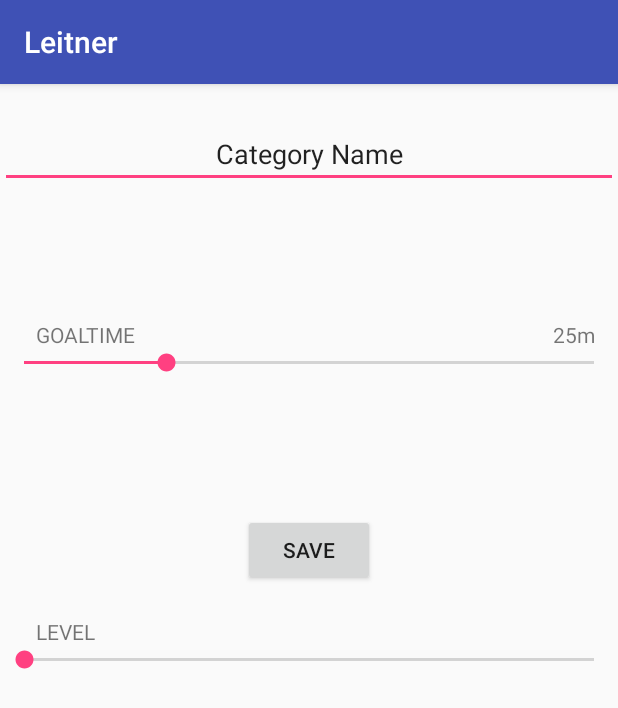
After one commit to AWEEKJ/Leitner, an Android app: the AddCategoryActivity screen opened directly, with no data from a screen before it, on a phone screen of 412 x 824 dp. The commit adds this screen. Shown: the top 708 px of the screen. Run offline under Robolectric (Android 15) with nearby library versions, the phone set to English and light mode, and no system bars.

Commit message:
Add AddCategoryActivity when clicked add button in Main

```diff
--- /dev/null
+++ b/app/src/main/java/com/uos/leitner/AddCategoryActivity.java
@@ -0,0 +1,85 @@
+package com.uos.leitner;
+
+
+import android.content.Intent;
+import android.os.Bundle;
+import android.support.annotation.Nullable;
+import android.support.v7.app.AppCompatActivity;
+import android.text.Editable;
+import android.view.View;
+import android.widget.Button;
+import android.widget.EditText;
+import android.widget.SeekBar;
+import android.widget.TextView;
+
+import com.uos.leitner.helper.DatabaseHelper;
+import com.uos.leitner.model.Category;
+
+/**
+ * Created by HANJU on 2016. 11. 10..
+ */
+
+public class AddCategoryActivity extends AppCompatActivity {
+
+    private DatabaseHelper db;
+    private EditText categoryNameET;
+    private SeekBar goalTimeSB;
+    private TextView goalTimeTV;
+    private Button saveBTN;
+
+    private Intent intent;
+
+    @Override
+    protected void onCreate(@Nullable Bundle savedInstanceState) {
+        super.onCreate(savedInstanceState);
+        setContentView(R.layout.activity_add_category);
+
+        intent = new Intent(this, MainActivity.class);
+
+        db = new DatabaseHelper(this);
+
+        categoryNameET = (EditText) findViewById(R.id.categoryNameEditText);
+        goalTimeSB = (SeekBar) findViewById(R.id.goalTimeSeekBar);
+        goalTimeSB.setProgress(25);     // 초기값으로 25분
+        goalTimeTV = (TextView) findViewById(R.id.goalTimeValueTextView);
+        goalTimeTV.setText(String.valueOf(goalTimeSB.getProgress()));
+        saveBTN = (Button) findViewById(R.id.saveButton);
+
+        goalTimeSB.setOnSeekBarChangeListener(new SeekBar.OnSeekBarChangeListener(){
+            @Override
+            public void onProgressChanged(SeekBar seekBar, int progress, boolean b) {
+                goalTimeTV.setText(String.valueOf(progress));
+            }
+
+            @Override
+            public void onStartTrackingTouch(SeekBar seekBar) {
+
+            }
+
+            @Override
+            public void onStopTrackingTouch(SeekBar seekBar) {
+                goalTimeTV.setText(goalTimeTV.getText());
+            }
+        });
+
+        saveBTN.setOnClickListener(new View.OnClickListener() {
+            @Override
+            public void onClick(View view) {
+
+                String categoryName = String.valueOf(categoryNameET.getText());
+                int level = 5;
+                int goalTime = goalTimeSB.getProgress();
+
+                Category newCategory = new Category(categoryName, level, goalTime);
+                db.createCategory(newCategory);
+
+                finish();
+                startActivity(intent);
+            }
+
+        });
+
+
+
+    }
+}
--- /dev/null
+++ b/app/src/main/res/layout/activity_add_category.xml
@@ -0,0 +1,96 @@
+<?xml version="1.0" encoding="utf-8"?>
+<RelativeLayout
+    xmlns:android="http://schemas.android.com/apk/res/android"
+    android:layout_width="match_parent"
+    android:layout_height="match_parent">
+
+    <EditText
+        android:layout_width="match_parent"
+        android:layout_height="wrap_content"
+        android:inputType="textPersonName"
+        android:text="Category Name"
+        android:ems="10"
+        android:layout_marginTop="24dp"
+        android:id="@+id/categoryNameEditText"
+        android:layout_alignParentTop="true"
+        android:layout_centerHorizontal="true"
+        android:gravity="center"/>
+
+
+    <LinearLayout
+        android:layout_width="wrap_content"
+        android:layout_height="wrap_content"
+        android:layout_marginEnd="15dp"
+        android:layout_alignTop="@+id/goalTimeTextView"
+        android:layout_alignParentEnd="true">
+
+        <TextView
+            android:text=""
+            android:layout_width="wrap_content"
+            android:layout_height="wrap_content"
+            android:layout_alignBottom="@+id/goalTimeTextView"
+            android:layout_alignEnd="@+id/categoryNameEditText"
+            android:id="@+id/goalTimeValueTextView" />
+
+        <TextView
+            android:text="m"
+            android:layout_width="wrap_content"
+            android:layout_height="wrap_content"
+            android:layout_alignBottom="@+id/goalTimeTextView"
+            android:layout_alignEnd="@+id/categoryNameEditText"
+            android:id="@+id/minutesUnitTextView" />
+
+    </LinearLayout>
+
+    <TextView
+        android:text="GOALTIME"
+        android:layout_width="wrap_content"
+        android:layout_height="wrap_content"
+        android:layout_marginBottom="18dp"
+        android:id="@+id/goalTimeTextView"
+        android:layout_alignBottom="@+id/goalTimeSeekBar"
+        android:layout_alignParentStart="true"
+        android:layout_marginStart="24dp" />
+
+    <SeekBar
+        android:layout_height="wrap_content"
+        android:layout_marginTop="107dp"
+        android:id="@+id/goalTimeSeekBar"
+        android:layout_width="match_parent"
+        android:layout_below="@+id/categoryNameEditText" />
+
+    <Button
+        android:text="Save"
+        android:layout_width="wrap_content"
+        android:layout_height="wrap_content"
+        android:layout_below="@+id/goalTimeSeekBar"
+        android:layout_centerHorizontal="true"
+        android:layout_marginTop="92dp"
+        android:id="@+id/saveButton" />
+
+    <SeekBar
+        android:layout_height="wrap_content"
+        android:id="@+id/levelSeekBar"
+        android:layout_width="match_parent"
+        android:layout_centerVertical="true"
+        android:layout_alignParentStart="true" />
+
+    <TextView
+        android:text="LEVEL"
+        android:layout_width="wrap_content"
+        android:layout_height="wrap_content"
+        android:layout_marginBottom="18dp"
+        android:id="@+id/levelTextView"
+        android:layout_alignBottom="@+id/levelSeekBar"
+        android:layout_alignParentStart="true"
+        android:layout_marginStart="24dp" />
+
+    <TextView
+        android:text=""
+        android:layout_width="wrap_content"
+        android:layout_height="wrap_content"
+        android:id="@+id/levelValueTextView"
+        android:layout_above="@+id/levelSeekBar"
+        android:layout_alignEnd="@+id/categoryNameEditText" />
+
+</RelativeLayout>
--- a/app/src/main/res/values/arrays.xml
+++ b/app/src/main/res/values/arrays.xml
@@ -1,7 +1,7 @@
 <?xml version="1.0" encoding="utf-8"?>
 <resources>
     <string-array name="SpinnerArray_time">
-        <item >"목표 시간을 설정하세요."</item>
+        <item >"초기 레벨을 설정하세요."</item>
         <item >1</item>
         <item>2</item>
         <item >3</item>
@@ -39,7 +39,7 @@
     </string-array>
 
     <string-array name="SpinnerArray_level">
-        <item >"초기 레벨을 설정하세요."</item>
+        <item >"목표 시간을 설정하세요."</item>
         <item >1</item>
         <item>2</item>
         <item >3</item>
```
Also changed, not shown: app/src/main/AndroidManifest.xml (+7 -10 lines), app/src/main/java/com/uos/leitner/CategoryView.java (+10 -64 lines), app/src/main/java/com/uos/leitner/MainActivity.java (+1 -23 lines).
